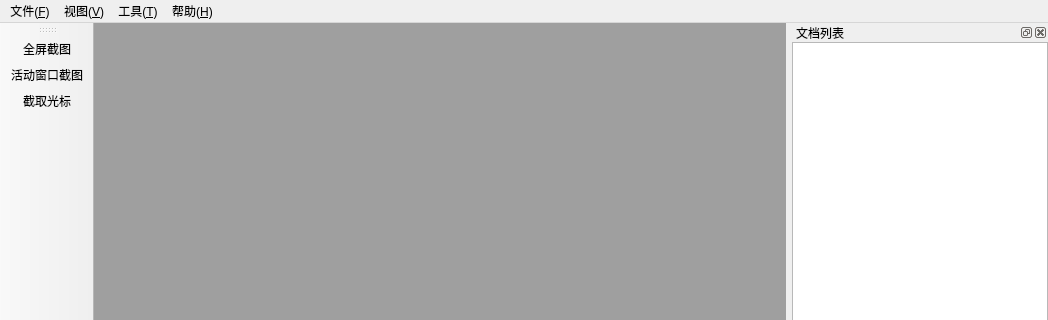
The window that SmartScreenSnaper/mainwindow.ui (SkyD666/SmartScreenSnapper) describes before a commit, drawn with Qt 5; both pictures show x 0 to 1048 and y 0 to 320 of the 1048 by 699 pixel window.
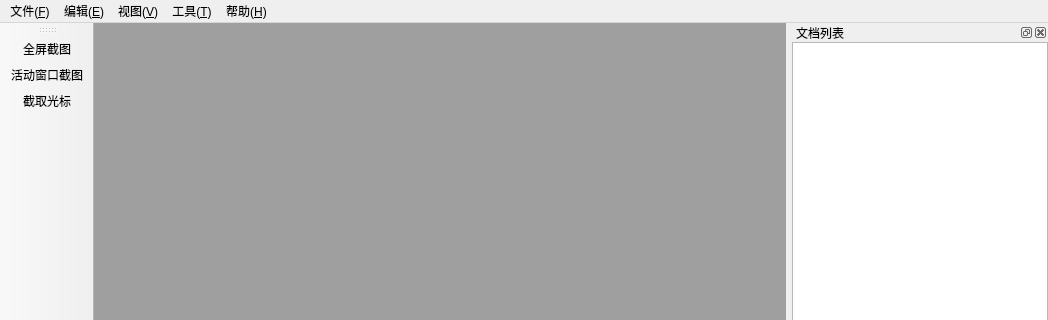
The same window after the commit. Icons and pictures are not drawn.

Patch:
```diff
--- a/SmartScreenSnaper/mainwindow.ui
+++ b/SmartScreenSnaper/mainwindow.ui
@@ -76,7 +76,14 @@
     </property>
     <addaction name="actionSetting"/>
    </widget>
+   <widget class="QMenu" name="menuEdit">
+    <property name="title">
+     <string>编辑(&amp;E)</string>
+    </property>
+    <addaction name="actionCopy"/>
+   </widget>
    <addaction name="menuFile"/>
+   <addaction name="menuEdit"/>
    <addaction name="menuView"/>
    <addaction name="menuTool"/>
    <addaction name="menuHelp"/>
```
Left out of the diff: 8 changed lines with no effect on the pictures.
